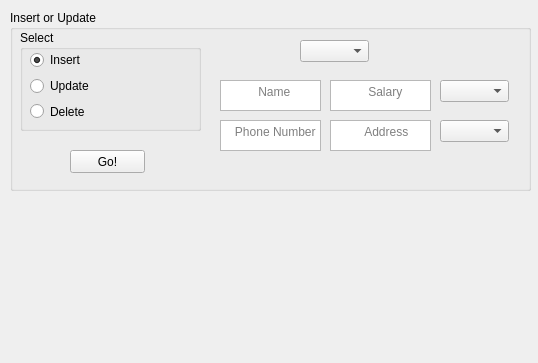
First picture: the form in employee.ui, repository Umneiah/PharmaCompany, before the edit.
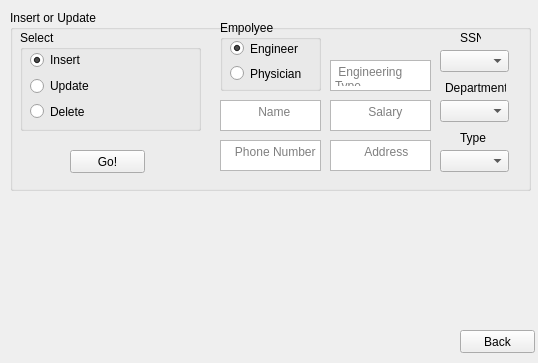
Second picture: the form after the edit.

Patch:
```diff
--- a/employee.ui
+++ b/employee.ui
@@ -91,7 +91,7 @@
     <property name="geometry">
      <rect>
       <x>210</x>
-      <y>70</y>
+      <y>90</y>
       <width>101</width>
       <height>31</height>
      </rect>
@@ -104,7 +104,7 @@
     <property name="geometry">
      <rect>
       <x>210</x>
-      <y>110</y>
+      <y>130</y>
       <width>101</width>
       <height>31</height>
      </rect>
@@ -117,7 +117,7 @@
     <property name="geometry">
      <rect>
       <x>320</x>
-      <y>70</y>
+      <y>90</y>
       <width>101</width>
       <height>31</height>
      </rect>
@@ -130,7 +130,7 @@
     <property name="geometry">
      <rect>
       <x>430</x>
-      <y>110</y>
+      <y>140</y>
       <width>69</width>
       <height>22</height>
      </rect>
@@ -140,7 +140,7 @@
     <property name="geometry">
      <rect>
       <x>320</x>
-      <y>110</y>
+      <y>130</y>
       <width>101</width>
       <height>31</height>
      </rect>
@@ -153,7 +153,7 @@
     <property name="geometry">
      <rect>
       <x>430</x>
-      <y>70</y>
+      <y>90</y>
       <width>69</width>
       <height>22</height>
      </rect>
@@ -162,13 +162,120 @@
    <widget class="QComboBox" name="SSN">
     <property name="geometry">
      <rect>
-      <x>290</x>
-      <y>30</y>
+      <x>430</x>
+      <y>40</y>
       <width>69</width>
       <height>22</height>
      </rect>
     </property>
    </widget>
+   <widget class="QLabel" name="label">
+    <property name="geometry">
+     <rect>
+      <x>450</x>
+      <y>20</y>
+      <width>21</width>
+      <height>16</height>
+     </rect>
+    </property>
+    <property name="text">
+     <string>SSN</string>
+    </property>
+   </widget>
+   <widget class="QLabel" name="label_2">
+    <property name="geometry">
+     <rect>
+      <x>435</x>
+      <y>70</y>
+      <width>61</width>
+      <height>16</height>
+     </rect>
+    </property>
+    <property name="text">
+     <string>Department</string>
+    </property>
+   </widget>
+   <widget class="QLabel" name="label_3">
+    <property name="geometry">
+     <rect>
+      <x>450</x>
+      <y>120</y>
+      <width>31</width>
+      <height>16</height>
+     </rect>
+    </property>
+    <property name="text">
+     <string>Type</string>
+    </property>
+   </widget>
+   <widget class="QGroupBox" name="groupBox_3">
+    <property name="geometry">
+     <rect>
+      <x>210</x>
+      <y>10</y>
+      <width>101</width>
+      <height>71</height>
+     </rect>
+    </property>
+    <property name="title">
+     <string>Empolyee</string>
+    </property>
+    <widget class="QRadioButton" name="EngRB">
+     <property name="geometry">
+      <rect>
+       <x>10</x>
+       <y>20</y>
+       <width>82</width>
+       <height>17</height>
+      </rect>
+     </property>
+     <property name="text">
+      <string>Engineer</string>
+     </property>
+     <property name="checked">
+      <bool>true</bool>
+     </property>
+    </widget>
+    <widget class="QRadioButton" name="PhyRB">
+     <property name="geometry">
+      <rect>
+       <x>10</x>
+       <y>45</y>
+       <width>82</width>
+       <height>17</height>
+      </rect>
+     </property>
+     <property name="text">
+      <string>Physician</string>
+     </property>
+    </widget>
+   </widget>
+   <widget class="QTextEdit" name="JobType">
+    <property name="geometry">
+     <rect>
+      <x>320</x>
+      <y>50</y>
+      <width>101</width>
+      <height>31</height>
+     </rect>
+    </property>
+    <property name="placeholderText">
+     <string> Engineering Type</string>
+    </property>
+   </widget>
+  </widget>
+  <widget class="QPushButton" name="Back">
+   <property name="geometry">
+    <rect>
+     <x>460</x>
+     <y>330</y>
+     <width>75</width>
+     <height>23</height>
+    </rect>
+   </property>
+   <property name="text">
+    <string>Back</string>
+   </property>
   </widget>
  </widget>
  <resources/>
```
Left out of the diff: 2 changed lines with no effect on the pictures.
